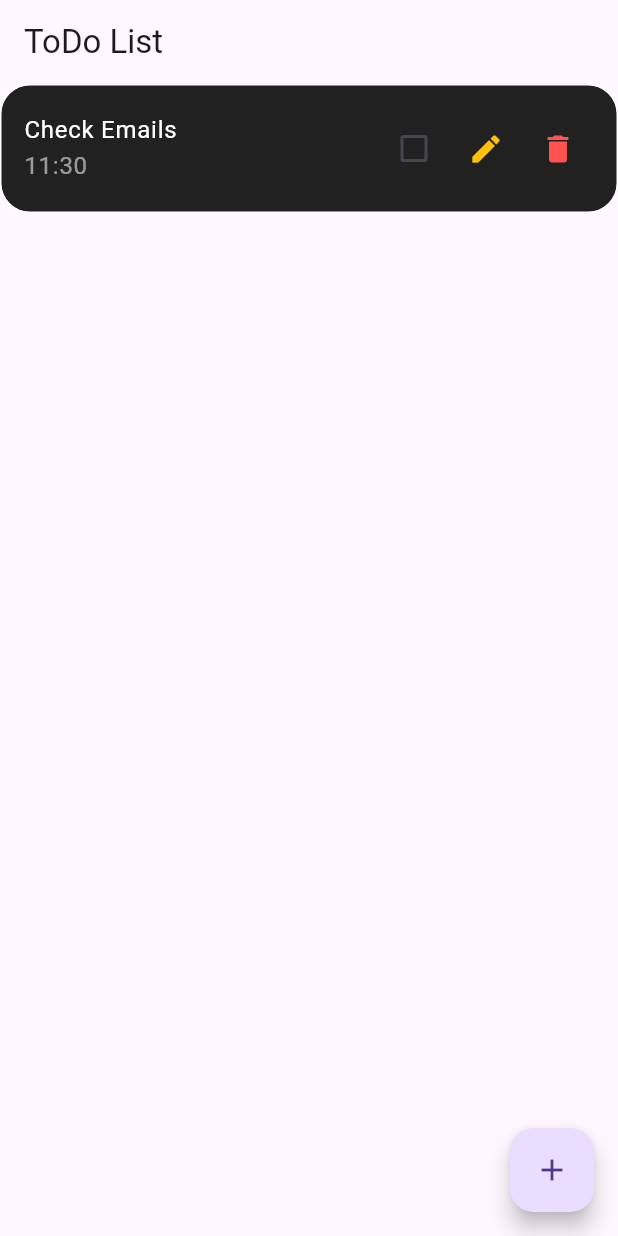
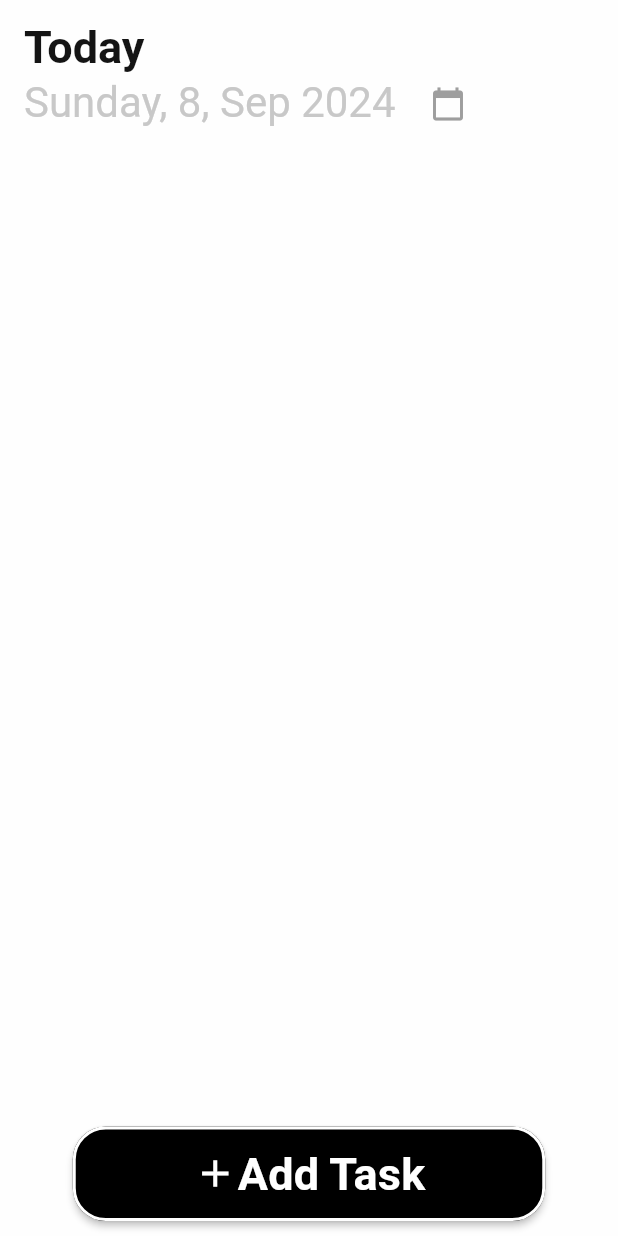
Before and after one commit to amrahmed5/todo_hive, a Flutter app: the screen it shows after launch, on a phone screen of 412 x 824 dp. Run offline on Flutter 3.47's test engine with Material 3 defaults, Android fonts, the phone set to English and light mode, and no system bars.

Commit message:
ToDo App

```diff
--- a/lib/main.dart
+++ b/lib/main.dart
@@ -1,21 +1,18 @@
+import 'package:flutter/material.dart';
 
-import 'package:flutter/material.dart';
-import '../screens/home.dart';
+
+import 'screens/home.dart';
 
 void main() {
-  runApp(MyApp());
+  runApp(ToDoApp());
 }
 
-class MyApp extends StatelessWidget {
+class ToDoApp extends StatelessWidget {
   @override
   Widget build(BuildContext context) {
     return MaterialApp(
-      title: 'Flutter ToDo App',
-      theme: ThemeData(
-        primarySwatch: Colors.grey,
-      ),
-      home: HomeScreen(),
       debugShowCheckedModeBanner: false,
+      home: HomePage(),
     );
   }
 }
--- a/lib/model/todo.dart
+++ b/lib/model/todo.dart
@@ -1,22 +1,22 @@
 
 
-class ToDo {
-  String? id;
-  String? todoText;
+class PanelModel {
+  List<TaskItem> items;
+  String time;
+  bool? isCompleted;
+  bool isExpanded;
+
+  PanelModel({
+    required this.items,
+    required this.time,
+    this.isCompleted,
+    required this.isExpanded,
+  });
+}
+
+class TaskItem {
+  String description;
   bool isDone;
-  DateTime? time;
 
-  ToDo({
-    required this.id,
-    required this.todoText,
-    this.isDone = false,
-    this.time,
-  });
-
-
-
-  // Method to format the time with AM/PM
-
-
-
+  TaskItem({required this.description, required this.isDone});
 }
--- a/lib/screens/home.dart
+++ b/lib/screens/home.dart
@@ -1,194 +1,131 @@
 import 'package:flutter/material.dart';
- // Add this import for date formatting
-import '../model/todo.dart';
-import '../widgets/item.dart';
+
+import 'package:intl/intl.dart';
+
+import '../controllers/controller.dart';
+
+import '../widgets/bottom/bottom_sheet.dart';
+import '../widgets/expan.dart';
 
 
-class HomeScreen extends StatefulWidget {
+class HomePage extends StatefulWidget {
+  const HomePage({super.key});
+
   @override
-  _HomeScreenState createState() => _HomeScreenState();
+  State<HomePage> createState() => _HomePageState();
+
 }
 
-class _HomeScreenState extends State<HomeScreen> {
-  // Initialize with predefined tasks
-  final List<ToDo> _todos = [
-    ToDo(
-      id: '01',
-      todoText: 'Check Emails',
-      time: DateTime.now().add(Duration(hours: 1)),
+class _HomePageState extends State<HomePage> {
+  @override
+  Widget build(BuildContext context) {
+    return Stack(
+      alignment: Alignment.bottomCenter,
+      children: [
+        Scaffold(
+          backgroundColor: const Color(0xfffefefe),
+          appBar: AppBar(
+            backgroundColor: const Color(0xfffefefe),
+            toolbarHeight: 100,
+            title: Column(
+              crossAxisAlignment: CrossAxisAlignment.start,
+              children: [
+                const Text(
+                  'Today',
+                  style: TextStyle(
+                    color: Color(0xff141414),
+                    fontSize: 30,
+                    fontWeight: FontWeight.bold,
                   ),
-  ];
-
-  void _handleToDoChanged(ToDo todo) {
-    setState(() {
-      todo.isDone = !todo.isDone;
-    });
-  }
-
-  void _handleDeleteItem(String id) {
-    setState(() {
-      _todos.removeWhere((todo) => todo.id == id);
-    });
-  }
-
-  void _handleEditItem(ToDo todo) {
-    showDialog(
-      context: context,
-      builder: (BuildContext context) {
-        TextEditingController _textController = TextEditingController(text: todo.todoText);
-        DateTime _selectedTime = todo.time ?? DateTime.now();
-
-        return AlertDialog(
-          title: Text('Edit '),
-          content: Column(
-            mainAxisSize: MainAxisSize.min,
-            children: [
-              TextField(
-                controller: _textController,
-                decoration: InputDecoration(labelText: 'Task'),
                 ),
-              SizedBox(height:20),
                 Row(
                   children: [
+                    Text(
+                      '${DateFormat.EEEE().format(DateTime.now())}, ${DateTime.now().day}, ${DateFormat.MMM().format(DateTime.now())} ${DateTime.now().year}',
+                      style: const TextStyle(color: Color(0xffc8c8c8), fontSize: 28),
+                    ),
+                    const SizedBox(width: 23),
+                    const Icon(Icons.calendar_today, color: Colors.grey),
+                  ],
+                ),
 
-                  Spacer(),
-                  IconButton(
-                    icon: Icon(Icons.access_time),
-                    onPressed: () async {
-                      final TimeOfDay? picked = await showTimePicker(
+              ],
+            ),
+          ),
+          body: ListView.builder(
+            itemCount: TaskController.panels.length,
+            itemBuilder: (context, index) {
+              final panel = TaskController.panels[index];
+              return ExpansionPanelItem(
+                panel: panel,
+                onDeleteTask: (task) {
+                  setState(() {
+                    TaskController.deleteTask(panel, task);
+                    if (panel.items.isEmpty) {
+                      TaskController.deletePanel(panel);
+                    }
+                  });
+                },
+
+              );
+            },
+          ),
+        ),
+        Padding(
+          padding: const EdgeInsets.all(10),
+          child: ElevatedButton(
+            style: ElevatedButton.styleFrom(
+              elevation: 2,
+              side: const BorderSide(
+                color: Colors.white,
+                width: 2,
+                style: BorderStyle.solid,
+              ),
+              backgroundColor: Colors.black,
+              padding: const EdgeInsets.symmetric(horizontal: 80, vertical: 10),
+              shape: RoundedRectangleBorder(
+                borderRadius: BorderRadius.circular(22),
+              ),
+            ),
+            onPressed: () {
+              showModalBottomSheet(
+                isScrollControlled: true,
+                shape: RoundedRectangleBorder(
+                  borderRadius: BorderRadius.circular(35),
+                ),
                 context: context,
-                        initialTime: TimeOfDay.fromDateTime(_selectedTime),
+                builder: (context) {
+                  return TaskBottomSheet(
+                    onAdd: (panel) {
+                      setState(() {
+                        TaskController.addPanel(panel);
+                      });
+                    },
                   );
-                      if (picked != null) {
-                        setState(() {
-                          _selectedTime = DateTime(
-                            _selectedTime.year,
-                            _selectedTime.month,
-                            _selectedTime.day,
-                            picked.hour,
-                            picked.minute,
+                },
               );
-                        });
-                      }
             },
+            child: Row(
+              mainAxisSize: MainAxisSize.min,
+              children: const [
+                Icon(
+                  Icons.add,
+                  size: 30,
+                  color: Colors.white,
+                ),
+                Text(
+                  "Add Task",
+                  style: TextStyle(
+                    color: Colors.white,
+                    fontWeight: FontWeight.bold,
+                    fontSize: 30,
+                  ),
                 ),
               ],
             ),
-            ],
           ),
-          actions: [
-            TextButton(
-              onPressed: () {
-                Navigator.of(context).pop();
-              },
-              child: Text('Cancel'),
-            ),
-            TextButton(
-              onPressed: () {
-                setState(() {
-                  todo.todoText = _textController.text;
-                  todo.time = _selectedTime;
-                });
-                Navigator.of(context).pop();
-              },
-              child: Text('Save'),
         ),
       ],
     );
-      },
-    );
-  }
-
-  void _handleAddTask() {
-    showDialog(
-      context: context,
-      builder: (BuildContext context) {
-        TextEditingController _textController = TextEditingController();
-        DateTime _selectedTime = DateTime.now();
-
-        return AlertDialog(
-          title: Text('Add Task'),
-          content: Column(
-            mainAxisSize: MainAxisSize.min,
-            children: [
-              TextField(
-                controller: _textController,
-                decoration: InputDecoration(labelText: 'Task'),
-              ),
-              SizedBox(height: 10),
-              Row(
-                children: [
-
-                  Spacer(),
-                  IconButton(
-                    icon: Icon(Icons.access_time),
-                    onPressed: () async {
-                      final TimeOfDay? picked = await showTimePicker(
-                        context: context,
-                        initialTime: TimeOfDay.fromDateTime(_selectedTime),
-                      );
-                      if (picked != null) {
-                        setState(() {
-                          _selectedTime = DateTime(
-                            _selectedTime.year,
-                            _selectedTime.month,
-                            _selectedTime.day,
-                            picked.hour,
-                            picked.minute,
-                          );
-                        });
-                      }
-                    },
-                  ),
-                ],
-              ),
-            ],
-          ),
-          actions: [
-            TextButton(
-              onPressed: () {
-                Navigator.of(context).pop();
-              },
-              child: Text('Cancel'),
-            ),
-            TextButton(
-              onPressed: () {
-                setState(() {
-                  _todos.add(ToDo(
-                    id: DateTime.now().toString(),
-                    todoText: _textController.text,
-                    time: _selectedTime,
-                  ));
-                });
-                Navigator.of(context).pop();
-              },
-              child: Text('Add'),
-            ),
-          ],
-        );
-      },
-    );
-  }
-
-  @override
-  Widget build(BuildContext context) {
-    return Scaffold(
-      appBar: AppBar(
-        title: Text('ToDo List'),
-        automaticallyImplyLeading: false, // Removes the leading icon
-      ),
-      body: ListView(
-        children: _todos.map((todo) => ToDoItem(
-          todo: todo,
-          onToDoChanged: _handleToDoChanged,
-          onDeleteItem: _handleDeleteItem,
-          onEditItem: _handleEditItem,
-        )).toList(),
-      ),
-      floatingActionButton: FloatingActionButton(
-        onPressed: _handleAddTask,
-        child: Icon(Icons.add),
-      ),
-    );
   }
 }
--- a/lib/widgets/expan.dart
+++ b/lib/widgets/expan.dart
@@ -63,6 +63,8 @@ class _ExpansionPanelItemState extends State<ExpansionPanelItem> {
                           fontWeight: FontWeight.bold,
                           color: completedTasks == totalTasks
                               ? Colors.green
+                              : completedTasks == 0
+                              ? Colors.grey
                               : Colors.orange),
                       completedTasks == totalTasks
                           ? "Completed"
--- a/lib/widgets/item.dart
+++ b/lib/widgets/item.dart
@@ -1,76 +1,46 @@
+import 'package:flutter/cupertino.dart';
 import 'package:flutter/material.dart';
-import '../model/todo.dart';
 
-class ToDoItem extends StatelessWidget {
-  final ToDo todo;
-  final void Function(ToDo) onToDoChanged;
-  final void Function(String) onDeleteItem;
-  final void Function(ToDo) onEditItem;
-
-  ToDoItem({
-    required this.todo,
-    required this.onToDoChanged,
-    required this.onDeleteItem,
-    required this.onEditItem,
-  });
-
+class CustomElevatedButton extends StatelessWidget {
+  VoidCallback? onPressed;
+  final String buttonText;
+  IconData? icon;
+  CustomElevatedButton({this.icon, this.onPressed, required this.buttonText});
   @override
   Widget build(BuildContext context) {
-    return Container(
-      margin: EdgeInsets.only(bottom: 10),
-      decoration: BoxDecoration(
-        color: Colors.black87, // Background color of each item
-        borderRadius: BorderRadius.circular(20),
-        border: Border.all(color: Colors.white), // White border color
-      ),
-      child: ListTile(
-        contentPadding: EdgeInsets.symmetric(vertical: 10, horizontal: 15),
-        title: Column(
-          crossAxisAlignment: CrossAxisAlignment.start,
-          children: [
-            Text(
-              todo.todoText!,
-              style: TextStyle(
-                fontSize: 16,
-                color: Colors.white, // Text color
-                decoration: todo.isDone ? TextDecoration.lineThrough : null,
-              ),
-            ),
-            if (todo.time != null) // Display time if available
-              Text(
-                '${todo.time!.hour}:${todo.time!.minute}',
-                style: TextStyle(color: Colors.white54),
-              ),
-          ],
+    return ElevatedButton(
+        style: ElevatedButton.styleFrom(
+          elevation: 2,
+          side: BorderSide(
+            color: Colors.white,
+            width: 2,
+            style: BorderStyle.solid,
+          ),
+          backgroundColor: Colors.black,
+          padding: EdgeInsets.symmetric(horizontal: 80, vertical: 10),
+          shape: RoundedRectangleBorder(
+            borderRadius: BorderRadius.circular(22),
+          ),
         ),
-        trailing: Row(
+        onPressed: onPressed,
+        child: Row(
           mainAxisSize: MainAxisSize.min,
           children: [
-            Checkbox(
-              value: todo.isDone,
-              onChanged: (bool? value) {
-                if (value != null) {
-                  onToDoChanged(todo);
-                }
-              },
-              checkColor: Colors.black, // Check color inside the checkbox
-              activeColor: Colors.white, // Border color of checkbox
+            icon == null
+                ? SizedBox()
+                : Icon(
+              icon,
+              size: 30,
+              color: Colors.white,
             ),
-            IconButton(
-              icon: Icon(Icons.edit, color: Colors.amber),
-              onPressed: () {
-                onEditItem(todo);
-              },
-            ),
-            IconButton(
-              icon: Icon(Icons.delete, color: Colors.redAccent),
-              onPressed: () {
-                onDeleteItem(todo.id!);
-              },
+            Text(
+              buttonText,
+              style: TextStyle(
+                  color: Colors.white,
+                  fontWeight: FontWeight.bold,
+                  fontSize: 30),
             ),
           ],
-        ),
-      ),
-    );
+        ));
   }
 }
--- a/pubspec.yaml
+++ b/pubspec.yaml
@@ -35,7 +35,9 @@ dependencies:
   # The following adds the Cupertino Icons font to your application.
   # Use with the CupertinoIcons class for iOS style icons.
   cupertino_icons: ^1.0.2
-  intl: ^0.18.0
+
+
+  intl: ^0.19.0
 
 dev_dependencies:
   flutter_test:
```
Also changed, not shown: lib/time/colors.dart (deleted, +0 -9 lines), lib/widgets/data_task/data_task.dart (deleted, +0 -14 lines), pubspec.lock. Lines whose indentation alone changed are shown as unchanged.
